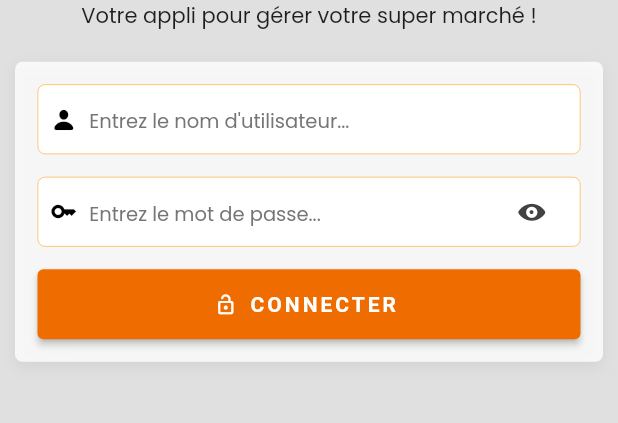
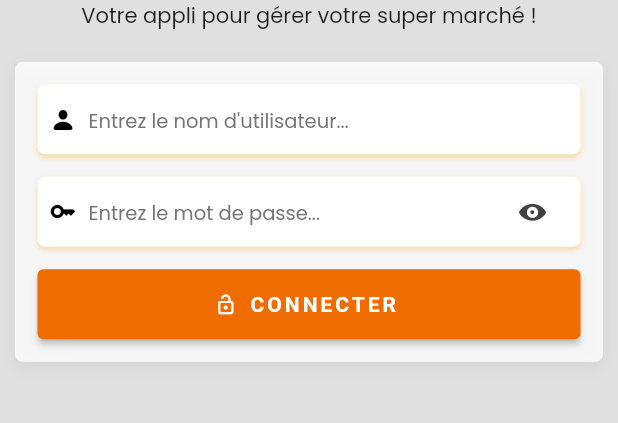
Before and after one commit to Delimond-eng/smarket, a Flutter app: the screen it shows after launch, on a phone screen of 412 x 824 dp, the part 482-905 px from its top. Run offline on Flutter 3.47's test engine with Material 2 defaults, Android fonts, the phone set to English and light mode, and no system bars; our stand-ins replace animate_do, flutter_spinkit, get, google_fonts, lottie; missing offline and left inert: virtual_keyboard_multi_language.

```diff
--- a/lib/widgets/auth_field.dart
+++ b/lib/widgets/auth_field.dart
@@ -30,10 +30,13 @@ class _AuthFieldState extends State<AuthField> {
       decoration: BoxDecoration(
         borderRadius: BorderRadius.circular(5.0),
         color: Colors.white,
-        border: Border.all(
-          color: Colors.orange[300],
-          width: .5,
-        ),
+        boxShadow: [
+          BoxShadow(
+            color: Colors.orange.withOpacity(.3),
+            offset: const Offset(0, 2),
+            blurRadius: 2.0,
+          )
+        ],
       ),
       child: Padding(
         padding: const EdgeInsets.symmetric(horizontal: 8.0),
--- a/lib/widgets/search_input.dart
+++ b/lib/widgets/search_input.dart
@@ -4,6 +4,7 @@ import 'package:google_fonts/google_fonts.dart';
 
 class SearchInput extends StatelessWidget {
   final Function onSearch;
+  final Function onFocused;
   final TextEditingController controller;
   final String hintText;
   const SearchInput({
@@ -11,6 +12,7 @@ class SearchInput extends StatelessWidget {
     this.controller,
     this.hintText,
     this.onSearch,
+    this.onFocused,
   }) : super(key: key);
 
   @override
@@ -40,6 +42,8 @@ class SearchInput extends StatelessWidget {
             Flexible(
               child: TextField(
                 controller: controller,
+                maxLines: 1,
+                onTap: onFocused,
                 style: GoogleFonts.poppins(
                   fontSize: 16.0,
                   fontWeight: FontWeight.w800,
--- a/pubspec.yaml
+++ b/pubspec.yaml
@@ -28,7 +28,7 @@ dependencies:
   connectivity_plus: ^2.3.8
   flutter_easyloading: ^3.0.3
   ticket_widget: ^0.0.1
-  virtual_keyboard_2: ^0.0.2
+  virtual_keyboard_multi_language: ^1.0.3
 
 dev_dependencies:
   flutter_test:
```
Also changed, not shown: lib/screens/home_screen.dart (+44 -29 lines), pubspec.lock.
